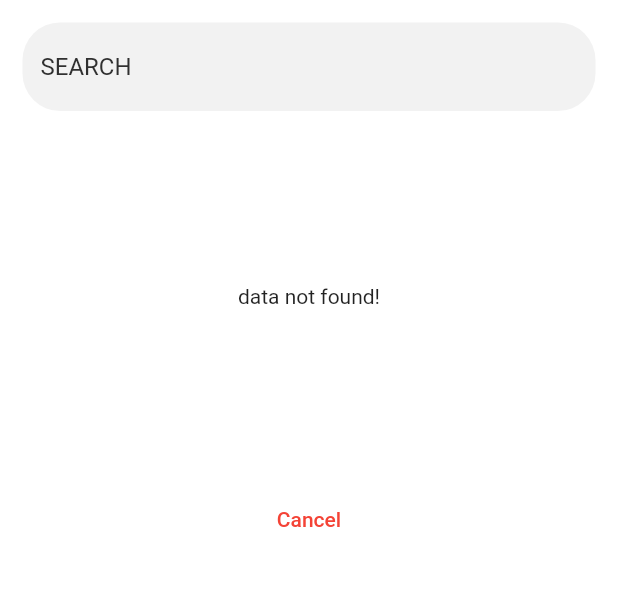
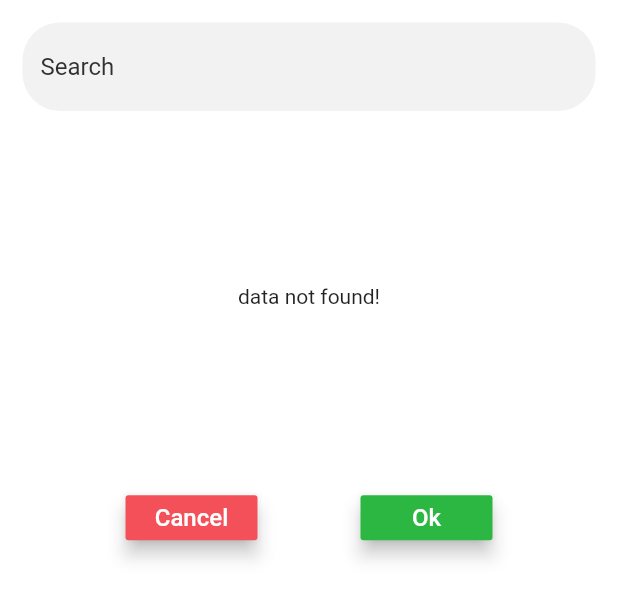
Before and after one commit to Pankajarya726/dms_sfa, a Flutter app: the BeatBottomSheet widget shown alone on an empty page, opened directly with empty values, on a phone screen of 412 x 824 dp. Shown: the top 599 px of the screen. Run offline on Flutter 3.47's test engine with Material 2 defaults, Android fonts, the phone set to English and light mode, and no system bars; our stand-ins replace cached_network_image, connectivity, dio, email_validator, equatable, flutter_bloc and 12 more; missing offline and left inert: kf_drawer, ntp, store_redirect; accounts and stored records are empty; network calls fail.

Commit message:
bug fixes,

```diff
--- a/lib/main.dart
+++ b/lib/main.dart
@@ -1,4 +1,5 @@
 import 'package:dio/dio.dart';
+import 'package:dms/navigation/navigation_service.dart';
 import 'package:dms/provider/repository.dart';
 import 'package:dms/provider/url.dart';
 import 'package:dms/ui/splash_screen/splash_screen.dart';
@@ -19,7 +20,7 @@ BaseOptions options = BaseOptions(
 Dio dio = Dio(options);
 ApiRepository repository = ApiRepository();
 ImagePicker imagePicker = ImagePicker();
-
+NavigationService navigationService = NavigationService();
 configLoading() {
   EasyLoading.instance
     ..displayDuration = const Duration(milliseconds: 2000)
@@ -70,6 +71,7 @@ class MyApp extends StatelessWidget {
           '',
       debugShowCheckedModeBanner: false,
       builder: EasyLoading.init(),
+      navigatorKey: navigationService.navigatorKey,
       theme: ThemeData(
           primarySwatch: const MaterialColor(
             0xFFF3505A,
--- a/lib/model/secondary_tag_response.dart
+++ b/lib/model/secondary_tag_response.dart
@@ -67,6 +67,7 @@ class SecondaryTag {
 
   int id;
   String name;
+  bool check = false;
 
   factory SecondaryTag.fromJson(String str) => SecondaryTag.fromMap(json.decode(str));
 
--- a/lib/ui/custom_widget/beat_bootom_sheet.dart
+++ b/lib/ui/custom_widget/beat_bootom_sheet.dart
@@ -9,12 +9,7 @@ class BeatBottomSheet extends StatefulWidget {
   final Function(SecondaryTag beat) onBeatSelect;
   final List<SecondaryTag> beats;
 
-  const BeatBottomSheet(
-      {Key? key,
-      required this.beat,
-      required this.beats,
-      required this.onBeatSelect})
-      : super(key: key);
+  const BeatBottomSheet({Key? key, required this.beat, required this.beats, required this.onBeatSelect}) : super(key: key);
 
   @override
   _BeatBottomSheetState createState() => _BeatBottomSheetState();
@@ -38,8 +33,7 @@ class _BeatBottomSheetState extends State<BeatBottomSheet> {
   Widget build(BuildContext context) {
     var width = MediaQuery.of(context).size.width;
     return Padding(
-      padding:
-          EdgeInsets.only(bottom: MediaQuery.of(context).viewPadding.bottom),
+      padding: EdgeInsets.only(bottom: MediaQuery.of(context).viewPadding.bottom),
       child: IntrinsicHeight(
           child: Container(
         margin: const EdgeInsets.only(left: 15, right: 15, top: 15),
@@ -58,7 +52,7 @@ class _BeatBottomSheetState extends State<BeatBottomSheet> {
               controller: edtSearch,
               autofocus: false,
               decoration: InputDecoration(
-                  hintText: "SEARCH",
+                  hintText: "Search",
                   hintStyle: const TextStyle(
                     color: MColor.backButton,
                   ),
@@ -91,9 +85,7 @@ class _BeatBottomSheetState extends State<BeatBottomSheet> {
                   List<SecondaryTag> searchList = [];
 
                   for (var element in beats) {
-                    if (element.name
-                        .toLowerCase()
-                        .contains(text.trim().toLowerCase())) {
+                    if (element.name.toLowerCase().contains(text.trim().toLowerCase())) {
                       searchList.add(element);
                     }
                   }
@@ -113,48 +105,47 @@ class _BeatBottomSheetState extends State<BeatBottomSheet> {
               child: StreamBuilder<List<SecondaryTag>>(
                 stream: controller.stream,
                 initialData: widget.beats,
-                builder: (context, snapshpt) {
-                  debugPrint("snapshet data-->${snapshpt.data}");
+                builder: (context, snapshot) {
+                  debugPrint("snapshot data-->${snapshot.data}");
 
-                  if (snapshpt.connectionState == ConnectionState.waiting) {
+                  if (snapshot.connectionState == ConnectionState.waiting) {
                     return const Center(
                       child: CircularProgressIndicator(),
                     );
                   }
 
-                  if (snapshpt.hasError) {
+                  if (snapshot.hasError) {
                     return const Center(child: Text("data not found!"));
                   }
 
-                  if (snapshpt.data!.isEmpty) {
+                  if (snapshot.data!.isEmpty) {
                     return const Center(child: Text("data not found!"));
                   }
 
-                  if (snapshpt.hasData) {
+                  if (snapshot.hasData) {
                     return ListView.separated(
                         itemBuilder: (context, index) => ListTile(
                               onTap: () {
-                                widget.onBeatSelect(snapshpt.data![index]);
-                                Navigator.pop(context);
+                                // widget.onBeatSelect(snapshot.data![index]);
+                                // Navigator.pop(context);
                               },
-                              contentPadding:
-                                  const EdgeInsets.symmetric(horizontal: 10),
-                              leading: Text(snapshpt.data![index].name
-                                  .toString()
-                                  .toUpperCase()),
-                              trailing: snapshpt.data![index].toString() ==
-                                      widget.beat.toString()
-                                  ? const Icon(Icons.check)
-                                  : const SizedBox(
-                                      width: 0,
-                                      height: 0,
+                              contentPadding: const EdgeInsets.symmetric(horizontal: 10),
+                              leading: Text(snapshot.data![index].name.toString().toUpperCase()),
+                              trailing: Checkbox(
+                                value: snapshot.data![index].check,
+                                onChanged: (value) {
+                                  snapshot.data![index].check = value!;
+                                  beats.singleWhere((element) => element.id == snapshot.data![index].id).check = value;
+
+                                  controller.add(snapshot.data!);
+                                },
                               ),
                             ),
                         separatorBuilder: (context, index) => Divider(
                               height: 1,
                               color: Colors.grey.shade300,
                             ),
-                        itemCount: snapshpt.data!.length);
+                        itemCount: snapshot.data!.length);
                   }
 
                   return const Text(
@@ -167,19 +158,39 @@ class _BeatBottomSheetState extends State<BeatBottomSheet> {
               ),
             ),
             Padding(
-              padding: EdgeInsets.only(
-                  bottom: MediaQuery.of(context).viewInsets.bottom),
-              child: MaterialButton(
+              padding: EdgeInsets.only(bottom: MediaQuery.of(context).viewInsets.bottom),
+              child: Row(
+                mainAxisAlignment: MainAxisAlignment.spaceEvenly,
+                children: [
+                  MaterialButton(
                     onPressed: () {
                       Navigator.pop(context);
                     },
-                height: 50,
-                minWidth: width,
+                    height: 30,
+                    elevation: 5,
+                    color: MColor.colorPrimary,
+                    child: const Text(
+                      "Cancel",
+                      style: TextStyle(color: Colors.white, fontSize: 16),
+                    ),
+                  ),
+                  MaterialButton(
+                    onPressed: () {
+                      List<SecondaryTag> tags = beats.where((element) => element.check).toList();
+                      if (tags.isNotEmpty) {
+                        widget.onBeatSelect(tags.first);
+                      }
+                      Navigator.pop(context);
+                    },
+                    height: 30,
+                    color: MColor.colorSecondary,
                     elevation: 5,
                     child: const Text(
-                  "Cancel",
-                  style: TextStyle(color: Colors.red),
+                      "Ok",
+                      style: TextStyle(color: Colors.white, fontSize: 16),
                     ),
+                  ),
+                ],
               ),
             ),
           ],
--- a/lib/ui/my_plan/my_plan_tab_screen.dart
+++ b/lib/ui/my_plan/my_plan_tab_screen.dart
@@ -73,7 +73,7 @@ class _MyPlanTabScreenState extends State<MyPlanTabScreen> with TickerProviderSt
                                   alignment: Alignment.center,
                                   child: Text(
                                     "Week ${weeklyPlan[i].week}",
-                                    style: const TextStyle(color: Colors.black, fontSize: 16),
+                                    style: const TextStyle(color: Colors.black, fontSize: 16, fontWeight: FontWeight.bold),
                                   ),
                                 ),
                               )),
```
Also changed, not shown: lib/navigation/navigation_service.dart (added, +13 -0 lines), lib/provider/server_error.dart (added, +78 -0 lines), lib/ui/add_plan/add_plan_screen.dart (+19 -4 lines), lib/ui/start_my_day/start_day_screen.dart (+14 -1 lines). Lines whose indentation alone changed are shown as unchanged.
